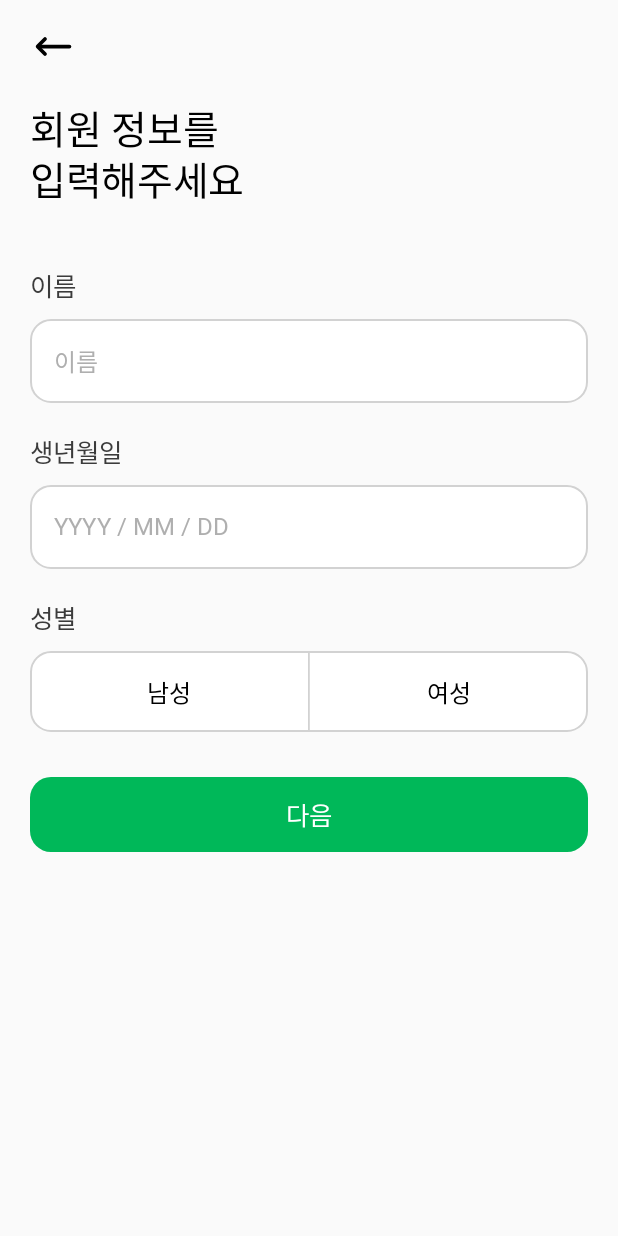
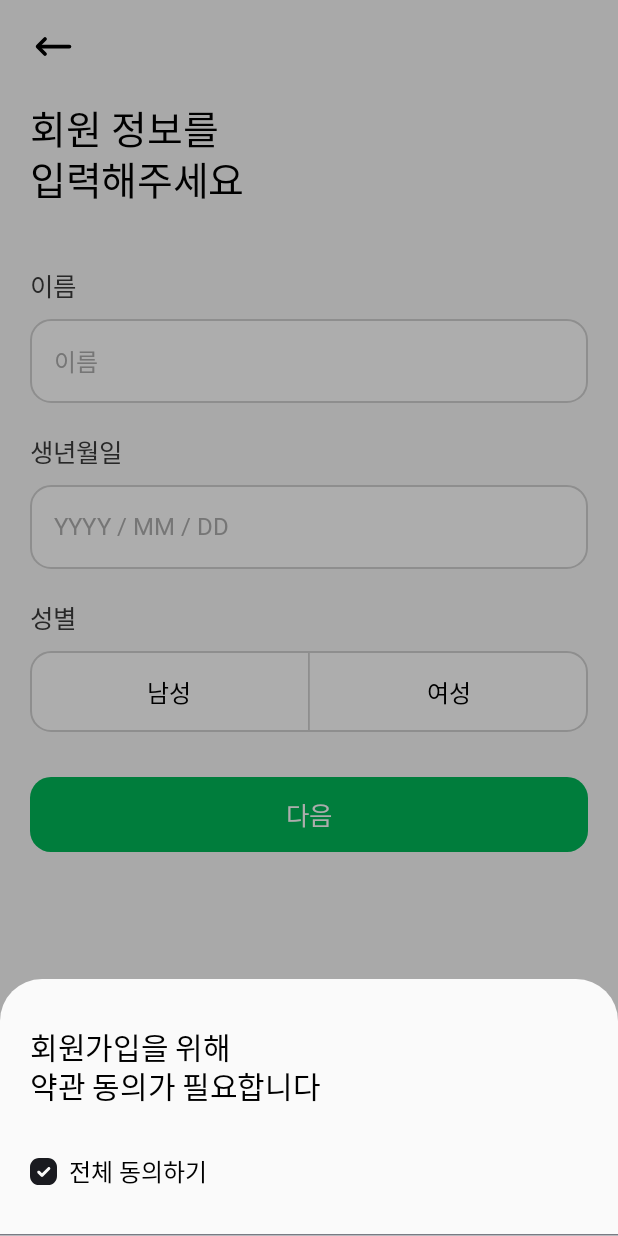
Before and after one commit to Medicare-Call/Medicare-Call-Frontend, an Android app built with Jetpack Compose: the composable LoginMyInfoScreen shown on its own in the app's theme, after a tap on "다음", on a phone screen of 412 x 824 dp. Run offline under Robolectric (Android 15) with nearby library versions, the phone set to English and light mode, and no system bars; Roboto replaces fonts that are not available here.

Commit message:
Feat: [WIP] 약관 모달바텀시트

```diff
--- a/app/src/main/java/com/konkuk/medicarecall/ui/login_info/screen/LoginMyInfoScreen.kt
+++ b/app/src/main/java/com/konkuk/medicarecall/ui/login_info/screen/LoginMyInfoScreen.kt
@@ -1,19 +1,40 @@
 package com.konkuk.medicarecall.ui.login_info.screen
 
+import android.R.attr.checked
+import android.graphics.drawable.Icon
 import androidx.compose.foundation.background
 import androidx.compose.foundation.layout.Arrangement
 import androidx.compose.foundation.layout.Column
+import androidx.compose.foundation.layout.Row
 import androidx.compose.foundation.layout.Spacer
 import androidx.compose.foundation.layout.fillMaxSize
+import androidx.compose.foundation.layout.fillMaxWidth
 import androidx.compose.foundation.layout.height
 import androidx.compose.foundation.layout.padding
+import androidx.compose.foundation.layout.width
+import androidx.compose.material3.BottomSheetDefaults
+import androidx.compose.material3.Checkbox
+import androidx.compose.material3.ExperimentalMaterial3Api
+import androidx.compose.material3.HorizontalDivider
+import androidx.compose.material3.Icon
+import androidx.compose.material3.ModalBottomSheet
 import androidx.compose.material3.Text
+import androidx.compose.material3.rememberModalBottomSheetState
 import androidx.compose.runtime.Composable
 import androidx.compose.runtime.collectAsState
+import androidx.compose.runtime.getValue
+import androidx.compose.runtime.mutableStateOf
+import androidx.compose.runtime.remember
+import androidx.compose.runtime.setValue
+import androidx.compose.ui.Alignment
 import androidx.compose.ui.Modifier
+import androidx.compose.ui.draw.clip
+import androidx.compose.ui.draw.shadow
+import androidx.compose.ui.res.painterResource
 import androidx.compose.ui.text.input.KeyboardType
 import androidx.compose.ui.unit.dp
 import androidx.navigation.NavController
+import com.konkuk.medicarecall.R
 import com.konkuk.medicarecall.data.model.LoginUiState
 import com.konkuk.medicarecall.ui.login_info.component.CTAButton
 import com.konkuk.medicarecall.ui.login_info.component.CTAButtonType
@@ -23,6 +44,7 @@ import com.konkuk.medicarecall.ui.login_info.component.TopBar
 import com.konkuk.medicarecall.ui.login_info.viewmodel.LoginViewModel
 import com.konkuk.medicarecall.ui.theme.MediCareCallTheme
 
+@OptIn(ExperimentalMaterial3Api::class)
 @Composable
 fun LoginMyInfoScreen(
     navController: NavController,
@@ -31,6 +53,7 @@ fun LoginMyInfoScreen(
 ) {
 
     val loginUiState = loginViewModel.loginUiState.collectAsState()
+    var showBottomSheet by remember { mutableStateOf(false) }
 
     Column(
         modifier
@@ -90,7 +113,56 @@ fun LoginMyInfoScreen(
             GenderToggleButton()
         }
         Spacer(Modifier.height(30.dp))
-        CTAButton(CTAButtonType.GREEN, "다음", {})
+        CTAButton(CTAButtonType.GREEN, "다음", {
+            showBottomSheet = true
+        })
+
+
+        val sheetState = rememberModalBottomSheetState()
+
+
+        if (showBottomSheet) {
+            ModalBottomSheet(
+                onDismissRequest = {
+                    showBottomSheet = false
+                },
+                sheetState = sheetState,
+                containerColor = MediCareCallTheme.colors.bg,
+                dragHandle = null
+            ) {
+                // Sheet content
+
+                Column {
+                    Column(Modifier.padding(vertical = 30.dp, horizontal = 20.dp)) {
+                        Text(
+                            "회원가입을 위해\n약관 동의가 필요합니다",
+                            color = MediCareCallTheme.colors.black,
+                            style = MediCareCallTheme.typography.B_20
+                        )
+                        Spacer(Modifier.height(30.dp))
+                        Row(
+                            Modifier.fillMaxWidth(),
+                            verticalAlignment = Alignment.CenterVertically
+                        ) {
+                            Icon(
+                                painterResource(R.drawable.ic_check_box),
+                                contentDescription = "체크박스"
+                            )
+                            Spacer(Modifier.width(8.dp))
+                            Text(
+                                "전체 동의하기",
+                                color = MediCareCallTheme.colors.black,
+                                style = MediCareCallTheme.typography.SB_16
+                            )
+
+                        }
+                    }
+                    HorizontalDivider()
+
+                }
+
+            }
+        }
 
     }
 }
--- /dev/null
+++ b/app/src/main/res/drawable/ic_check_box.xml
@@ -0,0 +1,9 @@
+<vector xmlns:android="http://schemas.android.com/apk/res/android"
+    android:width="18dp"
+    android:height="18dp"
+    android:viewportWidth="18"
+    android:viewportHeight="18">
+  <path
+      android:pathData="M6,18C4.333,18 2.917,17.417 1.75,16.25C0.583,15.083 0,13.667 0,12V6C0,4.333 0.583,2.917 1.75,1.75C2.917,0.583 4.333,0 6,0H9H12C13.667,0 15.083,0.583 16.25,1.75C17.417,2.917 18,4.333 18,6V9V12C18,13.667 17.417,15.083 16.25,16.25C15.083,17.417 13.667,18 12,18H6ZM8,10.2L6.5,8.7C6.317,8.517 6.083,8.425 5.8,8.425C5.517,8.425 5.283,8.517 5.1,8.7C4.917,8.883 4.825,9.117 4.825,9.4C4.825,9.683 4.917,9.917 5.1,10.1L7.3,12.3C7.5,12.5 7.733,12.6 8,12.6C8.267,12.6 8.5,12.5 8.7,12.3L13.3,7.7C13.483,7.517 13.575,7.283 13.575,7C13.575,6.717 13.483,6.483 13.3,6.3C13.117,6.117 12.883,6.025 12.6,6.025C12.317,6.025 12.083,6.117 11.9,6.3L8,10.2Z"
+      android:fillColor="#D2D2D2"/>
+</vector>
```
